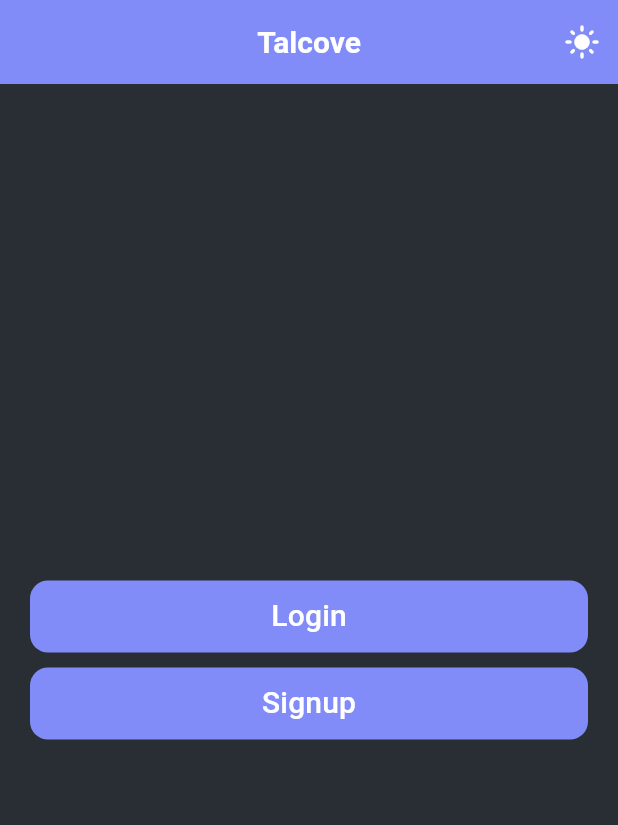
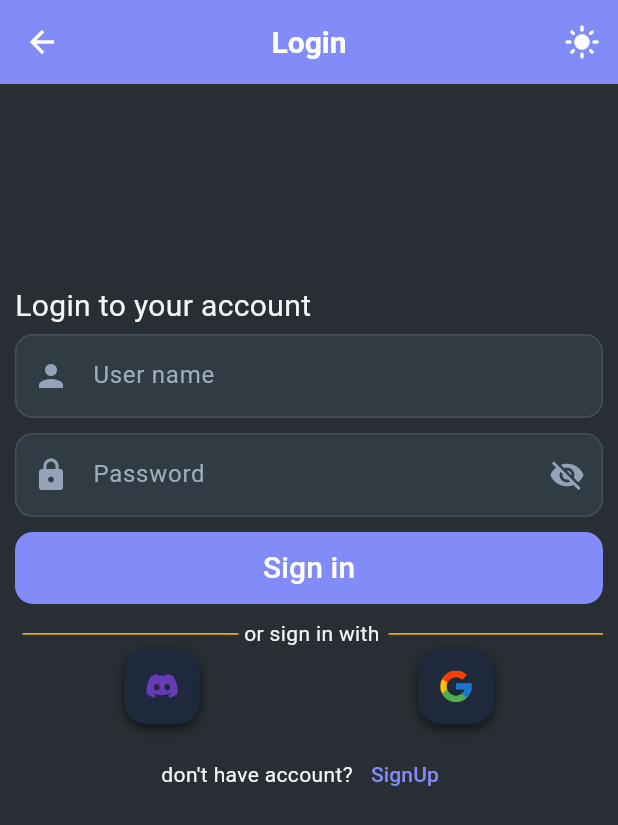
Before and after one commit to BasharSayyedAhmad/talcove, a Flutter app: the screen it shows after launch, after a tap on the "dark mode" icon, after a tap on "Login", on a phone screen of 412 x 824 dp. Shown: the top 825 px of the screen. Run offline on Flutter 3.47's test engine with Material 3 defaults, Android fonts, the phone set to English and light mode, and no system bars; our stand-ins replace flutter_riverpod, hive_flutter, riverpod_annotation; accounts and stored records are empty; generated files the repository leaves out were written again.

Commit message:
add login screen

```diff
--- a/lib/authentication/entry_screen.dart
+++ b/lib/authentication/entry_screen.dart
@@ -1,4 +1,5 @@
 import 'package:flutter/material.dart';
+import 'package:talcove/authentication/login_screen.dart';
 import 'package:talcove/authentication/signup_screen.dart';
 import 'package:talcove/core/constants/app_breakpoints.dart';
 import 'package:talcove/core/constants/app_dimensions.dart';
@@ -29,7 +30,13 @@ class EntryScreen extends StatelessWidget {
                   mainAxisAlignment: MainAxisAlignment.center,
                   children: [
                     CustomButton(
-                      onPressed: () {},
+                      onPressed: () {
+                        Navigator.of(context).push(
+                          MaterialPageRoute(
+                            builder: (context) => const LoginScreen(),
+                          ),
+                        );
+                      },
                       child: Text(
                         S.of(context).login,
                         style: const TextStyle(fontSize: 20),
@@ -55,16 +62,27 @@ class EntryScreen extends StatelessWidget {
                   mainAxisAlignment: MainAxisAlignment.center,
                   children: [
                     Expanded(
+                      child: SizedBox(
+                        height: 60,
                         child: CustomButton(
-                        onPressed: () {},
+                          onPressed: () {
+                            Navigator.of(context).push(
+                              MaterialPageRoute(
+                                builder: (context) => const LoginScreen(),
+                              ),
+                            );
+                          },
                           child: Text(
                             S.of(context).login,
-                          style: const TextStyle(fontSize: 22),
+                            style: const TextStyle(fontSize: 32),
+                          ),
                         ),
                       ),
                     ),
                     const SizedBox(width: 20),
                     Expanded(
+                      child: SizedBox(
+                        height: 60,
                         child: CustomButton(
                           onPressed: () {
                             Navigator.of(context).push(
@@ -75,7 +93,8 @@ class EntryScreen extends StatelessWidget {
                           },
                           child: Text(
                             S.of(context).signup,
-                          style: const TextStyle(fontSize: 22),
+                            style: const TextStyle(fontSize: 32),
+                          ),
                         ),
                       ),
                     ),
--- /dev/null
+++ b/lib/authentication/login_screen.dart
@@ -0,0 +1,69 @@
+import 'package:flutter/material.dart';
+import 'package:flutter_riverpod/flutter_riverpod.dart';
+import 'package:talcove/authentication/widgets/login_form.dart';
+import 'package:talcove/core/constants/app_breakpoints.dart';
+import 'package:talcove/core/constants/app_dimensions.dart';
+
+import 'package:talcove/features/providers/theme_provider.dart';
+
+class LoginScreen extends ConsumerStatefulWidget {
+  const LoginScreen({super.key});
+
+  @override
+  ConsumerState<LoginScreen> createState() => _LoginScreenState();
+}
+
+class _LoginScreenState extends ConsumerState<LoginScreen> {
+  final userNameController = TextEditingController();
+  final passwordController = TextEditingController();
+  @override
+  Widget build(BuildContext context) {
+    final theme = ref.watch(themeNotifierProvider);
+    final width = AppDimensions.screenWidth(context);
+    final isMobile = width < AppBreakpoints.tablet;
+    return Scaffold(
+      backgroundColor: Theme.of(context).colorScheme.background,
+      appBar: AppBar(
+        title: const Text("Login"),
+
+        actions: [
+          IconButton(
+            onPressed: () {
+              ref.read(themeNotifierProvider.notifier).toggleTheme();
+            },
+            icon: Icon(
+              theme == ThemeMode.dark ? Icons.light_mode : Icons.dark_mode,
+            ),
+          ),
+        ],
+        backgroundColor: Theme.of(context).colorScheme.primary,
+      ),
+      body: SingleChildScrollView(
+        padding: const EdgeInsets.all(10),
+        child: isMobile
+            ? LoginForm(
+                userNameController: userNameController,
+                passwordController: passwordController,
+              )
+            : Center(
+                child: ConstrainedBox(
+                  constraints: const BoxConstraints(
+                    maxHeight: 600,
+                    maxWidth: 600,
+                  ),
+                  child: Card(
+                    margin: const EdgeInsets.all(12),
+                    child: Padding(
+                      padding: const EdgeInsets.all(16.0),
+                      child: LoginForm(
+                        userNameController: userNameController,
+                        passwordController: passwordController,
+                      ),
+                    ),
+                  ),
+                ),
+              ),
+      ),
+    );
+  }
+}
--- a/lib/authentication/signup_screen.dart
+++ b/lib/authentication/signup_screen.dart
@@ -66,8 +66,12 @@ class _SignupScreenState extends ConsumerState<SignupScreen> {
                   )
                 : Center(
                     child: ConstrainedBox(
-                      constraints: const BoxConstraints(maxWidth: 600),
+                      constraints: const BoxConstraints(
+                        maxWidth: 600,
+                        maxHeight: 600,
+                      ),
                       child: Card(
+                        margin: const EdgeInsets.all(12),
                         child: Padding(
                           padding: const EdgeInsets.all(16.0),
                           child: SignupForm(
--- /dev/null
+++ b/lib/authentication/widgets/login_form.dart
@@ -0,0 +1,122 @@
+import 'package:flutter/material.dart';
+import 'package:talcove/authentication/widgets/password_field.dart';
+import 'package:talcove/core/constants/app_breakpoints.dart';
+import 'package:talcove/core/constants/app_dimensions.dart';
+import 'package:talcove/shared/widgets/custom_text.dart';
+
+class LoginForm extends StatelessWidget {
+  const LoginForm({
+    super.key,
+    required this.userNameController,
+    required this.passwordController,
+  });
+  final TextEditingController userNameController;
+  final TextEditingController passwordController;
+  @override
+  Widget build(BuildContext context) {
+    final height = AppDimensions.screenHeight(context);
+    final width = AppDimensions.screenWidth(context);
+    final isMobile = width < AppBreakpoints.tablet;
+    return Column(
+      mainAxisAlignment: MainAxisAlignment.center,
+      crossAxisAlignment: CrossAxisAlignment.start,
+      children: [
+        SizedBox(height: isMobile ? height * 0.15 : height * 0.2),
+        const Text("Login to your account", style: TextStyle(fontSize: 20)),
+        const SizedBox(height: 4),
+        CustomText(
+          controller: userNameController,
+          hintText: "User name",
+          prefixIcon: const Icon(Icons.person),
+          validator: (val) {
+            if (val!.isEmpty) {
+              return "This field can not be empty";
+            }
+            return null;
+          },
+        ),
+        const SizedBox(height: 10),
+
+        PasswordFiled(passwordController: passwordController),
+        const SizedBox(height: 10),
+        ElevatedButton(
+          onPressed: () async {},
+          child: const Text("Sign in", style: TextStyle(fontSize: 20)),
+        ),
+        const SizedBox(height: 10),
+        const Row(
+          children: [
+            Expanded(
+              child: Divider(color: Colors.amber, thickness: 1, indent: 5),
+            ),
+            Text(" or sign in with"),
+            Expanded(
+              child: Divider(color: Colors.amber, thickness: 1, indent: 6),
+            ),
+          ],
+        ),
+        Row(
+          mainAxisAlignment: MainAxisAlignment.spaceAround,
+          children: [
+            Container(
+              height: 50,
+              width: 50,
+              decoration: BoxDecoration(
+                color: Theme.of(context).colorScheme.surface,
+                borderRadius: BorderRadius.circular(15),
+                boxShadow: [
+                  BoxShadow(
+                    color: Colors.black.withOpacity(0.6),
+                    blurRadius: 6,
+                    offset: const Offset(0, 3),
+                  ),
+                ],
+              ),
+              child: IconButton(
+                onPressed: () {},
+                icon: const Icon(Icons.discord),
+                color: Colors.deepPurple,
+              ),
+            ),
+
+            GestureDetector(
+              onTap: () {
+                print("Google sign in");
+              },
+              child: Container(
+                height: 50,
+                width: 50,
+                decoration: BoxDecoration(
+                  color: Theme.of(context).colorScheme.surface,
+                  borderRadius: BorderRadius.circular(15),
+                  boxShadow: [
+                    BoxShadow(
+                      color: Colors.black.withOpacity(0.6),
+                      blurRadius: 6,
+                      offset: const Offset(0, 3),
+                    ),
+                  ],
+                ),
+                child: Center(
+                  child: Image.asset(
+                    "assets/images/g_logo.png",
+                    width: 25,
+                    height: 25,
+                  ),
+                ),
+              ),
+            ),
+          ],
+        ),
+        const SizedBox(height: 10),
+        Row(
+          mainAxisAlignment: MainAxisAlignment.center,
+          children: [
+            const Text("don't have account?"),
+            TextButton(onPressed: () {}, child: const Text("SignUp")),
+          ],
+        ),
+      ],
+    );
+  }
+}
```
Lines whose indentation alone changed are shown as unchanged.
